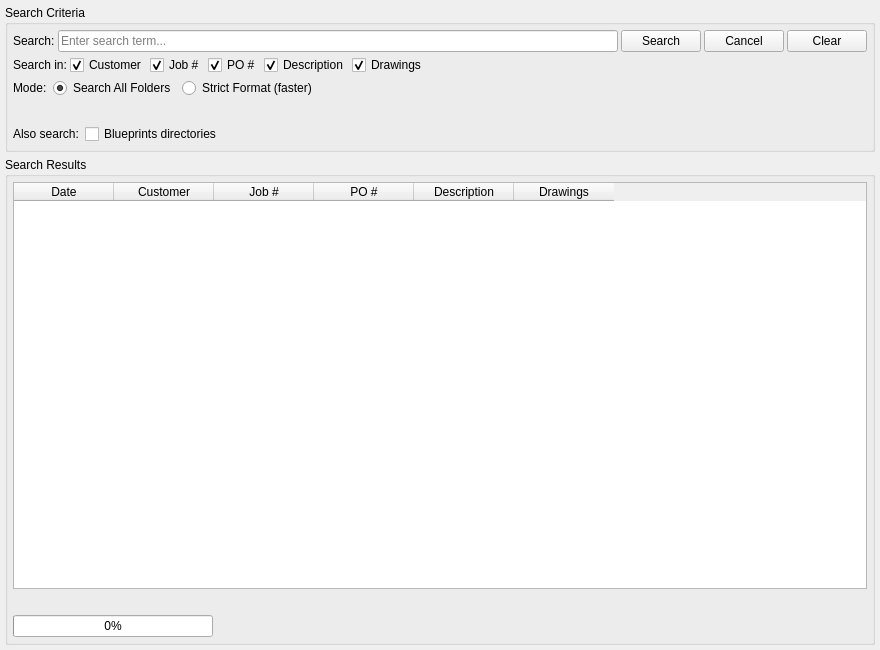
Qt form modules/search/ui/search_tab.ui (i-machine-things/JobDocs) before a commit.
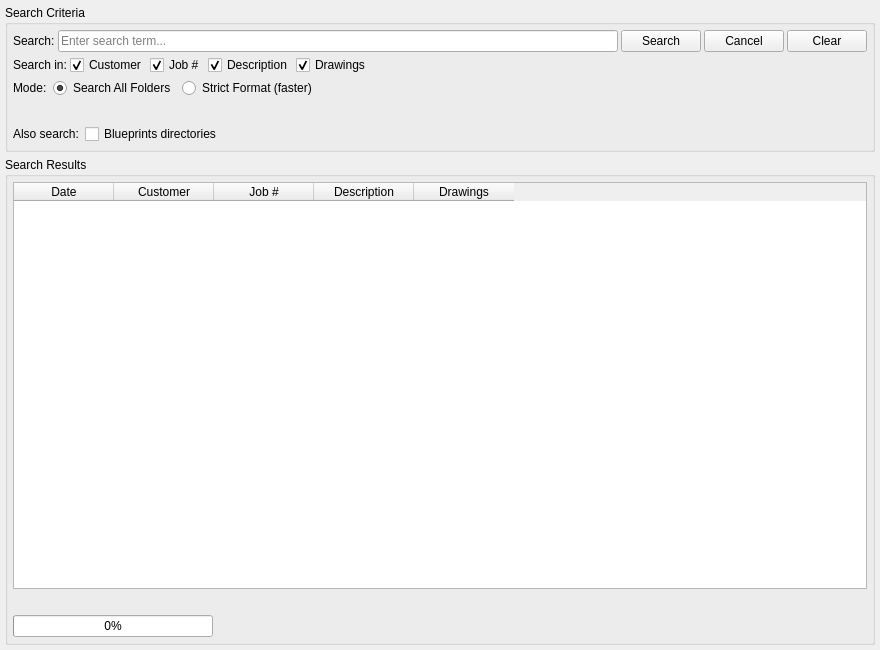
The same form after that commit.

Commit message:
fix: remove leftover PO# checkbox and table column from search UI
search_po_check was never wired into module code — it stayed enabled
while all other checkboxes were grayed out in legacy mode. Removing
the PO# column also fixes the column offset bug where description data
appeared under PO# and drawings under Description.

The edit to the form file:
```diff
--- a/modules/search/ui/search_tab.ui
+++ b/modules/search/ui/search_tab.ui
@@ -118,16 +118,6 @@
           </property>
          </widget>
         </item>
-        <item>
-         <widget class="QCheckBox" name="search_po_check">
-          <property name="text">
-           <string>PO #</string>
-          </property>
-          <property name="checked">
-           <bool>true</bool>
-          </property>
-         </widget>
-        </item>
         <item>
          <widget class="QCheckBox" name="search_desc_check">
           <property name="text">
@@ -338,11 +328,6 @@
           <string>Job #</string>
          </property>
         </column>
-        <column>
-         <property name="text">
-          <string>PO #</string>
-         </property>
-        </column>
         <column>
          <property name="text">
           <string>Description</string>
```
